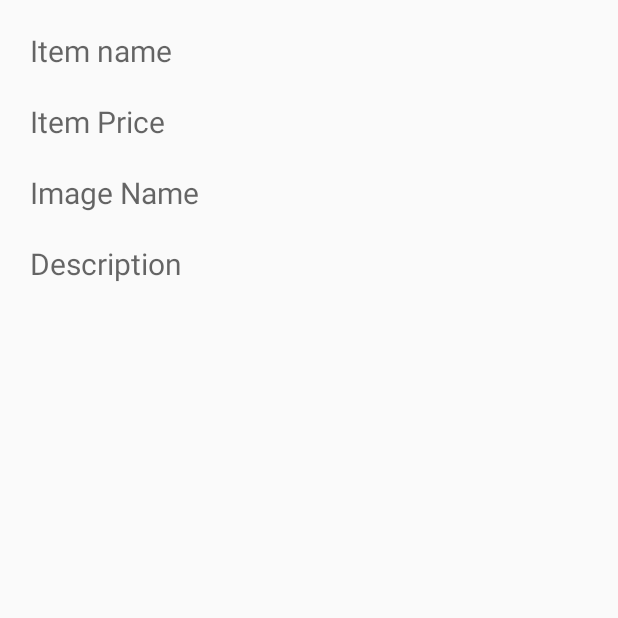
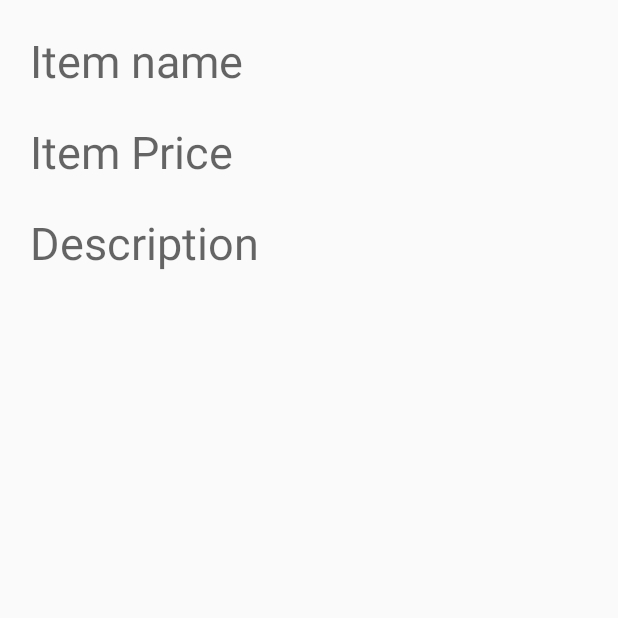
Before and after one commit to Samit007/ClothShop, an Android app: the DetailsActivity screen opened directly, with no data from a screen before it, on a phone screen of 412 x 824 dp, the top half of it. Run offline under Robolectric (Android 15) with nearby library versions, the phone set to English and light mode, and no system bars.

```diff
--- a/app/src/main/AndroidManifest.xml
+++ b/app/src/main/AndroidManifest.xml
@@ -12,14 +12,15 @@
         <activity android:name=".DetailsActivity"></activity>
         <activity android:name=".AddItemActivity" />
         <activity android:name=".DashboardActivity" />
-        <activity android:name=".ViewPagerActivity">
+        <activity android:name=".ViewPagerActivity"/>
+
+        <activity android:name=".SplashActivity" >
             <intent-filter>
                 <action android:name="android.intent.action.MAIN" />
 
                 <category android:name="android.intent.category.LAUNCHER" />
             </intent-filter>
         </activity>
-        <activity android:name=".MainActivity" />
     </application>
 
 </manifest>
--- a/app/src/main/java/com/example/clothshopapp/DashboardActivity.java
+++ b/app/src/main/java/com/example/clothshopapp/DashboardActivity.java
@@ -4,6 +4,7 @@ import android.content.Intent;
 import android.os.Bundle;
 import android.support.design.widget.FloatingActionButton;
 import android.support.v7.app.AppCompatActivity;
+import android.support.v7.widget.GridLayoutManager;
 import android.support.v7.widget.LinearLayoutManager;
 import android.support.v7.widget.RecyclerView;
 import android.support.v7.widget.Toolbar;
@@ -44,7 +45,7 @@ public class DashboardActivity extends AppCompatActivity {
         });
         ItemsAdapter itemsAdapter=new ItemsAdapter(this, listItems);
         recyclerView.setAdapter(itemsAdapter);
-        recyclerView.setLayoutManager(new LinearLayoutManager(this));
+        recyclerView.setLayoutManager(new GridLayoutManager(this,2));
     }
     private void readFromFile(){
         try{
--- a/app/src/main/java/com/example/clothshopapp/DetailsActivity.java
+++ b/app/src/main/java/com/example/clothshopapp/DetailsActivity.java
@@ -13,14 +13,13 @@ public class DetailsActivity extends AppCompatActivity {
         setContentView(R.layout.activity_details);
         itemname=findViewById(R.id.itemName);
         itemprice=findViewById(R.id.itemPrice);
-        itemimg=findViewById(R.id.itemimg);
         itemdesc=findViewById(R.id.itemdesc);
 
         Bundle bundle = getIntent().getExtras();
         if (bundle!=null) {
             itemname.setText(bundle.getString("itemname"));
             itemprice.setText(bundle.getString("itemprice"));
-            itemimg.setText(bundle.getString("itemimage"));
+            //itemimg.setText(bundle.getString("itemimage"));
             itemdesc.setText(bundle.getString("itemdesc"));
         }
     }
--- a/app/src/main/java/com/example/clothshopapp/adapter/ItemsAdapter.java
+++ b/app/src/main/java/com/example/clothshopapp/adapter/ItemsAdapter.java
@@ -48,7 +48,6 @@ public class ItemsAdapter extends RecyclerView.Adapter<ItemsAdapter.ItemsViewHol
                 Intent intent=new Intent(mContext, DetailsActivity.class);
                 intent.putExtra("itemname",items.getItemName());
                 intent.putExtra("itemprice",items.getItemPrice());
-                intent.putExtra("itemimage",items.getItemImage());
                 intent.putExtra("itemdesc",items.getItemDesc());
                 mContext.startActivity(intent);
             }
--- a/app/src/main/res/layout/activity_details.xml
+++ b/app/src/main/res/layout/activity_details.xml
@@ -14,7 +14,7 @@
         android:layout_marginStart="20dp"
         android:layout_marginTop="20dp"
         android:hint="Item name"
-        android:textSize="20sp" />
+        android:textSize="30sp" />
 
     <TextView
         android:id="@+id/itemPrice"
@@ -24,23 +24,23 @@
         android:layout_marginTop="20dp"
         android:layout_below="@+id/itemName"
         android:hint="Item Price"
-        android:textSize="20sp" />
-    <TextView
-        android:id="@+id/itemimg"
-        android:layout_width="wrap_content"
-        android:layout_height="wrap_content"
-        android:layout_marginStart="20dp"
-        android:layout_marginTop="20dp"
-        android:layout_below="@+id/itemPrice"
-        android:hint="Image Name"
-        android:textSize="20sp" />
+        android:textSize="30sp" />
+    <!--<TextView-->
+        <!--android:id="@+id/itemimg"-->
+        <!--android:layout_width="wrap_content"-->
+        <!--android:layout_height="wrap_content"-->
+        <!--android:layout_marginStart="20dp"-->
+        <!--android:layout_marginTop="20dp"-->
+        <!--android:layout_below="@+id/itemPrice"-->
+        <!--android:hint="Image Name"-->
+        <!--android:textSize="20sp" />-->
     <TextView
         android:id="@+id/itemdesc"
         android:layout_width="wrap_content"
         android:layout_height="wrap_content"
         android:layout_marginStart="20dp"
         android:layout_marginTop="20dp"
-        android:layout_below="@+id/itemimg"
+        android:layout_below="@+id/itemPrice"
         android:hint="Description"
-        android:textSize="20sp" />
+        android:textSize="30sp" />
 </RelativeLayout>
```
Also changed, not shown: app/src/main/java/com/example/clothshopapp/SplashActivity.java (+14 -2 lines), app/src/main/res/layout/activity_splash.xml (+18 -8 lines), app/src/main/res/layout/items.xml (+4 -10 lines).
